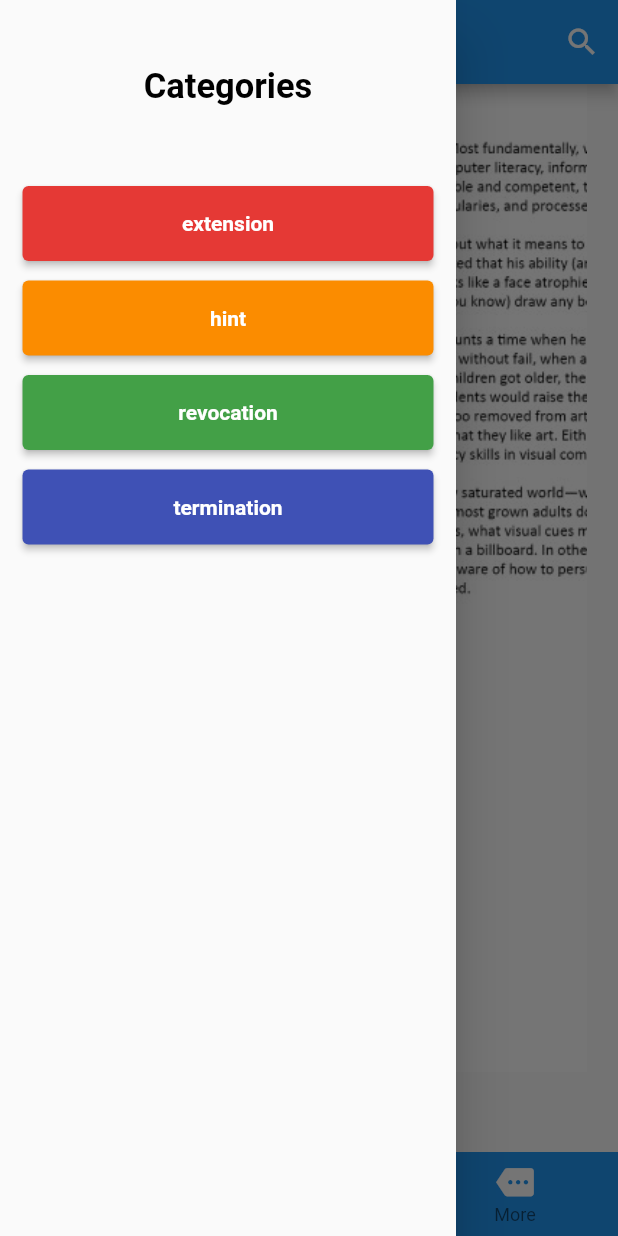
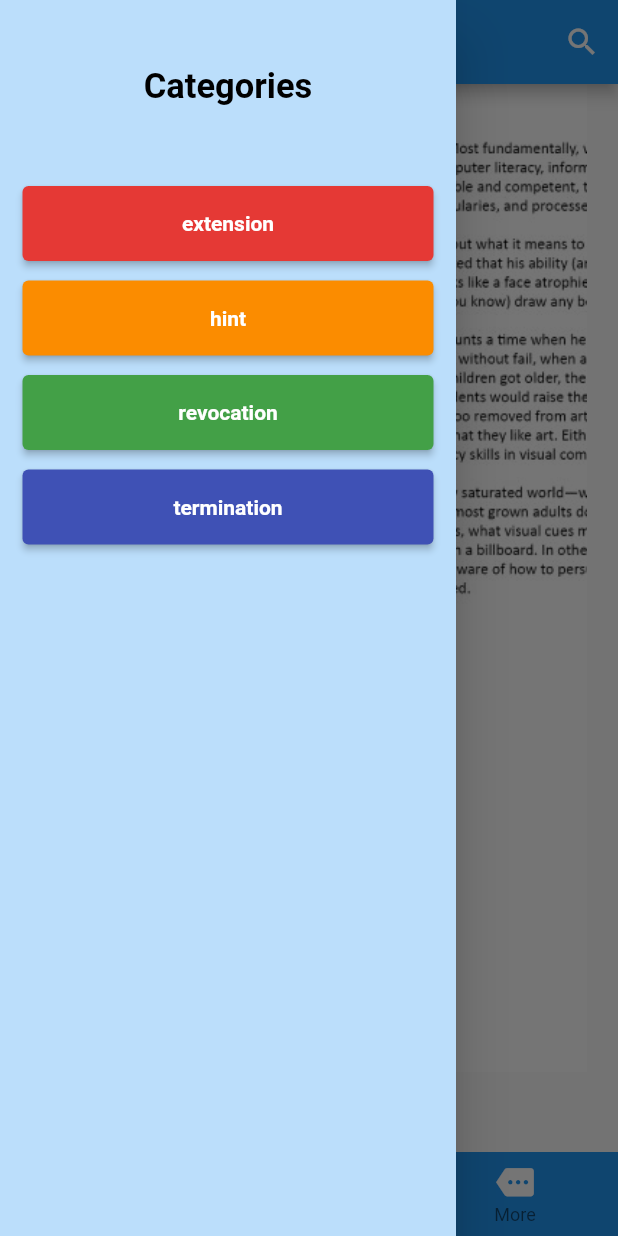
Before and after one commit to HarishGuragol/DocumentScanner, a Flutter app: the screen it shows after launch, with the side drawer open, on a phone screen of 412 x 824 dp. Run offline on Flutter 3.47's test engine with Material 2 defaults, Android fonts, the phone set to English and light mode, and no system bars; our stand-ins replace firebase_auth, firebase_core, image_cropper, image_picker, modal_progress_hud_nsn; accounts and stored records are empty.

Commit message:
bottom drawer

```diff
--- a/lib/screens/imageview.dart
+++ b/lib/screens/imageview.dart
@@ -13,6 +13,7 @@ class _ImageViewState extends State<ImageView> {
       key: _scaffoldKey,
       drawerEnableOpenDragGesture: true,
       drawer: Drawer(
+        backgroundColor: Colors.blue[100],
         child: ListView(
           // ignore: prefer_const_literals_to_create_immutables
           children: [
```
